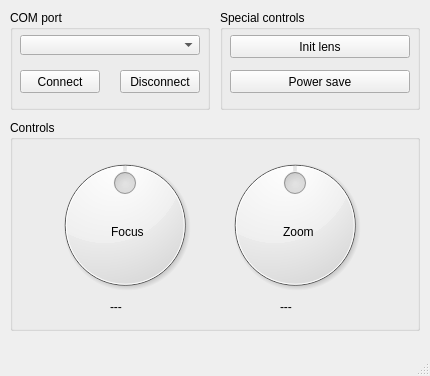
This is pc_control/gui.ui in Kurokesu/motorized_zoom_lens as Qt 5 draws it before an edit. The edited form follows.
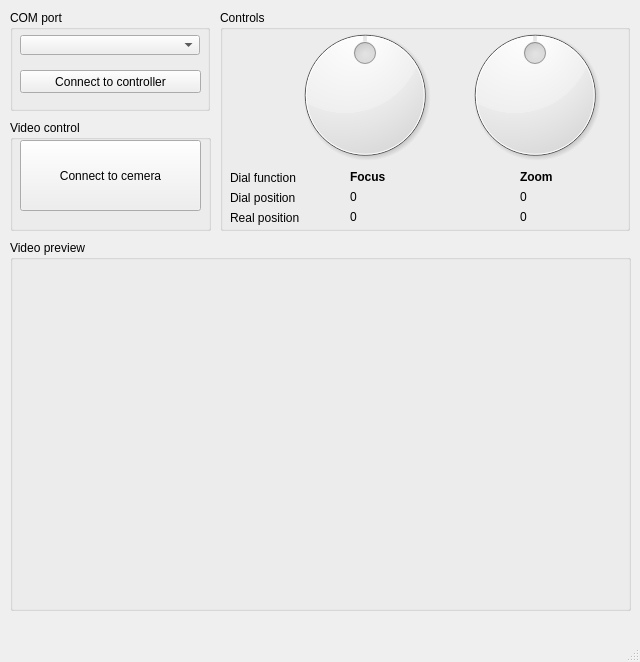
This is the edited form.

```diff
--- a/pc_control/gui.ui
+++ b/pc_control/gui.ui
@@ -6,10 +6,16 @@
    <rect>
     <x>0</x>
     <y>0</y>
-    <width>430</width>
-    <height>376</height>
+    <width>640</width>
+    <height>662</height>
    </rect>
   </property>
+  <property name="sizePolicy">
+   <sizepolicy hsizetype="Fixed" vsizetype="Fixed">
+    <horstretch>0</horstretch>
+    <verstretch>0</verstretch>
+   </sizepolicy>
+  </property>
   <property name="windowTitle">
    <string>Kurokesu zoom lens test application</string>
   </property>
@@ -20,7 +26,7 @@
       <x>10</x>
       <y>10</y>
       <width>200</width>
-      <height>100</height>
+      <height>101</height>
      </rect>
     </property>
     <property name="title">
@@ -36,30 +42,17 @@
       </rect>
      </property>
     </widget>
-    <widget class="QPushButton" name="btn_disconnect">
-     <property name="geometry">
-      <rect>
-       <x>110</x>
-       <y>60</y>
-       <width>80</width>
-       <height>23</height>
-      </rect>
-     </property>
-     <property name="text">
-      <string>Disconnect</string>
-     </property>
-    </widget>
     <widget class="QPushButton" name="btn_connect">
      <property name="geometry">
       <rect>
        <x>10</x>
        <y>60</y>
-       <width>80</width>
+       <width>181</width>
        <height>23</height>
       </rect>
      </property>
      <property name="text">
-      <string>Connect</string>
+      <string>Connect to controller</string>
      </property>
     </widget>
    </widget>
@@ -69,10 +62,10 @@
     </property>
     <property name="geometry">
      <rect>
-      <x>10</x>
-      <y>120</y>
+      <x>220</x>
+      <y>10</y>
       <width>410</width>
-      <height>211</height>
+      <height>221</height>
      </rect>
     </property>
     <property name="title">
@@ -81,8 +74,8 @@
     <widget class="QDial" name="dial_zoom">
      <property name="geometry">
       <rect>
-       <x>40</x>
-       <y>30</y>
+       <x>70</x>
+       <y>10</y>
        <width>150</width>
        <height>150</height>
       </rect>
@@ -133,8 +126,8 @@
      </property>
      <property name="geometry">
       <rect>
-       <x>210</x>
-       <y>30</y>
+       <x>240</x>
+       <y>10</y>
        <width>150</width>
        <height>150</height>
       </rect>
@@ -182,38 +175,44 @@
     <widget class="QLabel" name="label_zoom">
      <property name="geometry">
       <rect>
-       <x>100</x>
+       <x>130</x>
        <y>180</y>
        <width>46</width>
        <height>13</height>
       </rect>
      </property>
      <property name="text">
-      <string>---</string>
+      <string>0</string>
      </property>
     </widget>
     <widget class="QLabel" name="label_focus">
      <property name="geometry">
       <rect>
-       <x>270</x>
+       <x>300</x>
        <y>180</y>
        <width>46</width>
        <height>13</height>
       </rect>
      </property>
      <property name="text">
-      <string>---</string>
+      <string>0</string>
      </property>
     </widget>
     <widget class="QLabel" name="label">
      <property name="geometry">
       <rect>
-       <x>101</x>
-       <y>105</y>
+       <x>130</x>
+       <y>160</y>
        <width>46</width>
        <height>13</height>
       </rect>
      </property>
+     <property name="font">
+      <font>
+       <weight>75</weight>
+       <bold>true</bold>
+      </font>
+     </property>
      <property name="text">
       <string>Focus</string>
      </property>
@@ -221,59 +220,134 @@
     <widget class="QLabel" name="label_2">
      <property name="geometry">
       <rect>
-       <x>273</x>
-       <y>105</y>
+       <x>300</x>
+       <y>160</y>
        <width>46</width>
        <height>13</height>
       </rect>
      </property>
+     <property name="font">
+      <font>
+       <weight>75</weight>
+       <bold>true</bold>
+      </font>
+     </property>
      <property name="text">
       <string>Zoom</string>
      </property>
     </widget>
+    <widget class="QLabel" name="label_focus_real">
+     <property name="geometry">
+      <rect>
+       <x>130</x>
+       <y>200</y>
+       <width>46</width>
+       <height>13</height>
+      </rect>
+     </property>
+     <property name="text">
+      <string>0</string>
+     </property>
+    </widget>
+    <widget class="QLabel" name="label_zoom_real">
+     <property name="geometry">
+      <rect>
+       <x>300</x>
+       <y>200</y>
+       <width>46</width>
+       <height>13</height>
+      </rect>
+     </property>
+     <property name="text">
+      <string>0</string>
+     </property>
+    </widget>
+    <widget class="QLabel" name="label_5">
+     <property name="geometry">
+      <rect>
+       <x>10</x>
+       <y>160</y>
+       <width>71</width>
+       <height>16</height>
+      </rect>
+     </property>
+     <property name="text">
+      <string>Dial function</string>
+     </property>
+    </widget>
+    <widget class="QLabel" name="label_6">
+     <property name="geometry">
+      <rect>
+       <x>10</x>
+       <y>180</y>
+       <width>71</width>
+       <height>16</height>
+      </rect>
+     </property>
+     <property name="text">
+      <string>Dial position</string>
+     </property>
+    </widget>
+    <widget class="QLabel" name="label_7">
+     <property name="geometry">
+      <rect>
+       <x>10</x>
+       <y>200</y>
+       <width>71</width>
+       <height>16</height>
+      </rect>
+     </property>
+     <property name="text">
+      <string>Real position</string>
+     </property>
+    </widget>
    </widget>
-   <widget class="QGroupBox" name="group_special">
-    <property name="enabled">
-     <bool>true</bool>
-    </property>
+   <widget class="QGroupBox" name="group_preview">
     <property name="geometry">
      <rect>
-      <x>220</x>
-      <y>10</y>
-      <width>200</width>
-      <height>100</height>
+      <x>10</x>
+      <y>240</y>
+      <width>621</width>
+      <height>371</height>
      </rect>
     </property>
     <property name="title">
-     <string>Special controls</string>
+     <string>Video preview</string>
     </property>
-    <widget class="QPushButton" name="btn_initlens">
-     <property name="enabled">
-      <bool>true</bool>
-     </property>
+    <widget class="QWidget" name="widget_video" native="true">
      <property name="geometry">
       <rect>
        <x>10</x>
-       <y>25</y>
-       <width>180</width>
-       <height>23</height>
+       <y>20</y>
+       <width>601</width>
+       <height>341</height>
       </rect>
      </property>
-     <property name="text">
-      <string>Init lens</string>
-     </property>
     </widget>
-    <widget class="QPushButton" name="btn_powersave">
+   </widget>
+   <widget class="QGroupBox" name="group_video">
+    <property name="geometry">
+     <rect>
+      <x>10</x>
+      <y>120</y>
+      <width>201</width>
+      <height>111</height>
+     </rect>
+    </property>
+    <property name="title">
+     <string>Video control</string>
+    </property>
+    <widget class="QPushButton" name="btn_video">
      <property name="geometry">
       <rect>
        <x>10</x>
-       <y>60</y>
-       <width>180</width>
-       <height>23</height>
+       <y>20</y>
+       <width>181</width>
+       <height>71</height>
       </rect>
      </property>
      <property name="text">
-      <string>Power save</string>
+      <string>Connect to cemera</string>
      </property>
     </widget>
    </widget>
```
Left out of the diff: 2 changed lines with no effect on the pictures.
